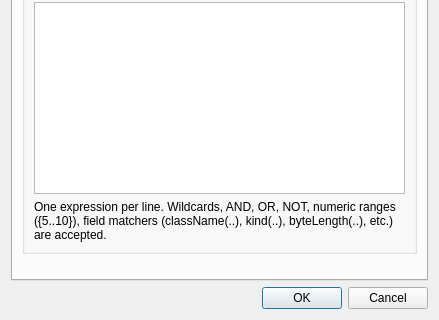
First picture: the form in src/qtenv/preferencesdialog.ui, repository omnetpp/omnetpp, before the edit; both pictures show x 0 to 439 and y 212 to 532 of the 439 by 532 pixel window.
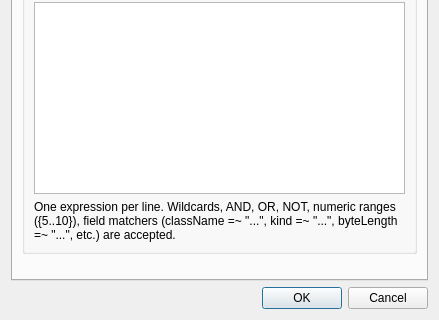
Second picture: the form after the edit. The open tabs and pages were chosen to show the change.

Commit message: qtenv: Use the new filter expression syntax (=~) in dialogs

Patch:
```diff
--- a/src/qtenv/preferencesdialog.ui
+++ b/src/qtenv/preferencesdialog.ui
@@ -719,7 +719,7 @@
           <item>
            <widget class="QLabel" name="details">
             <property name="text">
-             <string>One expression per line. Wildcards, AND, OR, NOT, numeric ranges ({5..10}), field matchers (className(..), kind(..), byteLength(..), etc.) are accepted.</string>
+             <string>One expression per line. Wildcards, AND, OR, NOT, numeric ranges ({5..10}), field matchers (className =~ &quot;...&quot;, kind =~ &quot;...&quot;, byteLength =~ &quot;...&quot;, etc.) are accepted.</string>
             </property>
             <property name="wordWrap">
              <bool>true</bool>
```
The commit also changes 2 other files.
